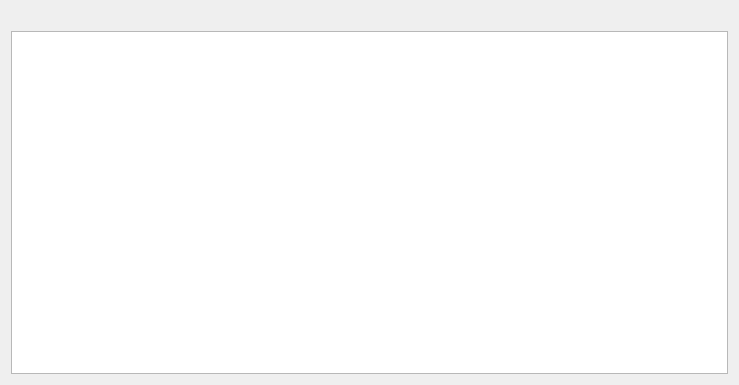
Above: MyProj/flighttablepage.ui from shahabbadihi/airport_managementt before the change. Below: the same form after it.
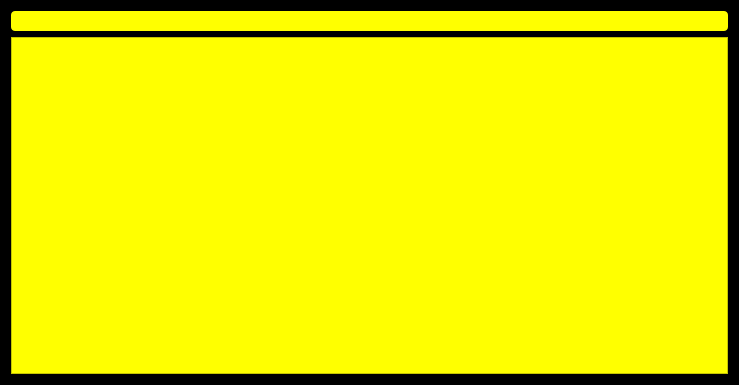
That is the form after the change.

```diff
--- a/MyProj/flighttablepage.ui
+++ b/MyProj/flighttablepage.ui
@@ -13,6 +13,44 @@
   <property name="windowTitle">
    <string>Form</string>
   </property>
+  <property name="styleSheet">
+   <string notr="true">#lblClock {
+	background-color : yellow;
+	border-radius : 4px;
+	padding : 3px;
+}
+
+#FlightTablePage {
+	background-color : black;
+}
+
+#tableView {
+	
+	background-color: rgb(255, 255, 0);
+}
+
+QTableView {
+    selection-background-color: rgb(0, 0, 0);
+	selection-color: rgb(255, 255, 0);
+	border-color: rgb(0, 0, 0);
+}
+
+QHeaderView::section {
+    background-color: black;
+	color: yellow;
+    border: 2px solid yellow;
+}
+
+QPushButton {
+	
+	background-color: rgb(0, 0, 0);
+	
+	color: rgb(255, 255, 0);
+	border-radius : 3px;
+
+	padding : 2px;
+}</string>
+  </property>
   <layout class="QVBoxLayout" name="verticalLayout">
    <item>
     <widget class="QLabel" name="lblClock">
@@ -22,7 +60,13 @@
     </widget>
    </item>
    <item>
-    <widget class="QTableView" name="tableView"/>
+    <widget class="QTableView" name="tableView">
+     <property name="styleSheet">
+      <string notr="true">#lblClock {
+	color : yellow;
+}</string>
+     </property>
+    </widget>
    </item>
   </layout>
  </widget>
```
